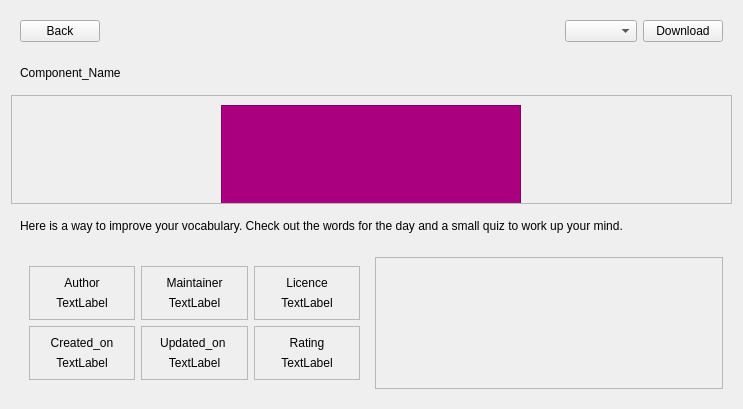
First picture: the form in src/interface/widgets/view_widget/detail_widget/new_detailed_widget.ui, repository AmulyaParitosh/Component_Library_Plugin, before the edit.
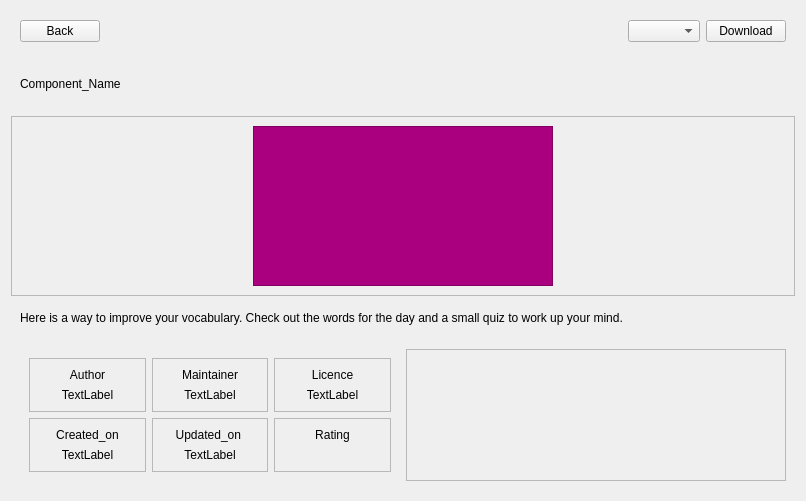
Second picture: the form after the edit. Custom widgets are drawn as their Qt base class.

Commit message: component naming in Ui

What changed in the file:
```diff
--- a/src/interface/widgets/view_widget/detail_widget/new_detailed_widget.ui
+++ b/src/interface/widgets/view_widget/detail_widget/new_detailed_widget.ui
@@ -6,8 +6,8 @@
    <rect>
     <x>0</x>
     <y>0</y>
-    <width>743</width>
-    <height>409</height>
+    <width>806</width>
+    <height>501</height>
    </rect>
   </property>
   <property name="windowTitle">
@@ -15,7 +15,7 @@
   </property>
   <layout class="QVBoxLayout" name="verticalLayout">
    <item>
-    <widget class="QWidget" name="widget" native="true">
+    <widget class="QWidget" name="topArea" native="true">
      <property name="sizePolicy">
       <sizepolicy hsizetype="Preferred" vsizetype="Maximum">
        <horstretch>0</horstretch>
@@ -94,8 +94,8 @@
        <rect>
         <x>0</x>
         <y>0</y>
-        <width>706</width>
-        <height>100</height>
+        <width>786</width>
+        <height>178</height>
        </rect>
       </property>
       <property name="sizePolicy">
@@ -324,14 +324,7 @@
              </widget>
             </item>
             <item>
-             <widget class="QLabel" name="label_16">
-              <property name="text">
-               <string>TextLabel</string>
-              </property>
-              <property name="alignment">
-               <set>Qt::AlignCenter</set>
-              </property>
-             </widget>
+             <widget class="starRating" name="widget" native="true"/>
             </item>
            </layout>
           </widget>
@@ -387,7 +380,7 @@
           <rect>
            <x>0</x>
            <y>0</y>
-           <width>348</width>
+           <width>380</width>
            <height>138</height>
           </rect>
          </property>
@@ -399,6 +392,14 @@
    </item>
   </layout>
  </widget>
+ <customwidgets>
+  <customwidget>
+   <class>starRating</class>
+   <extends>QWidget</extends>
+   <header>starrating.h</header>
+   <container>1</container>
+  </customwidget>
+ </customwidgets>
  <resources/>
  <connections/>
 </ui>
```
Left out of the diff: 48 changed lines with no effect on the pictures.
